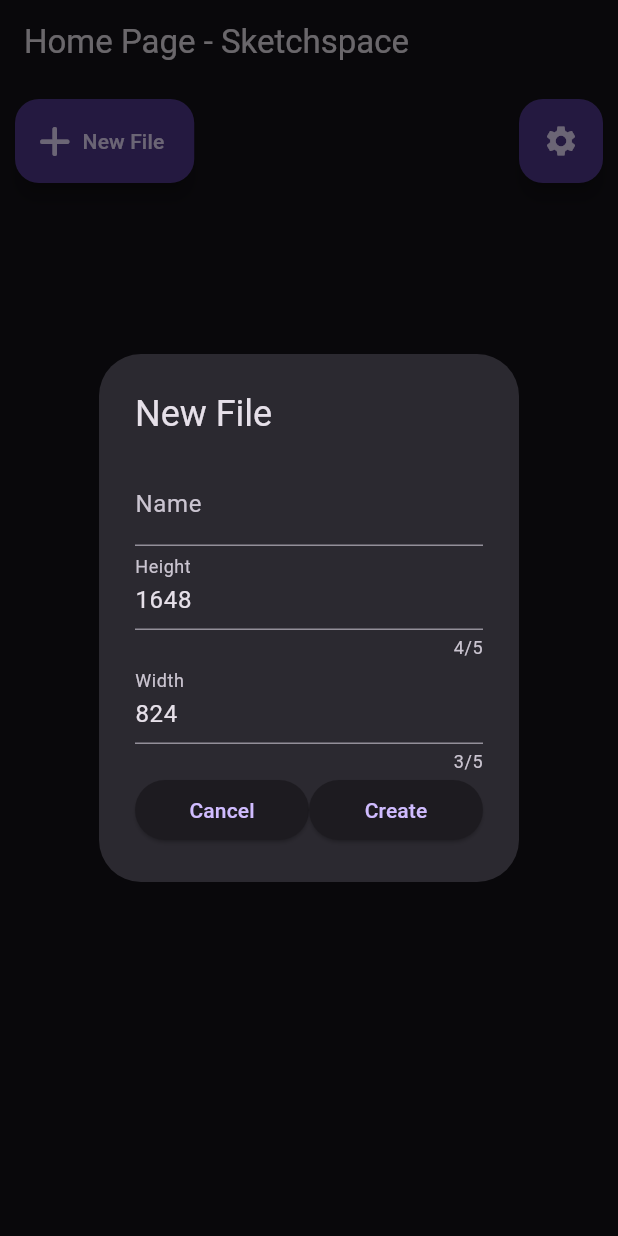
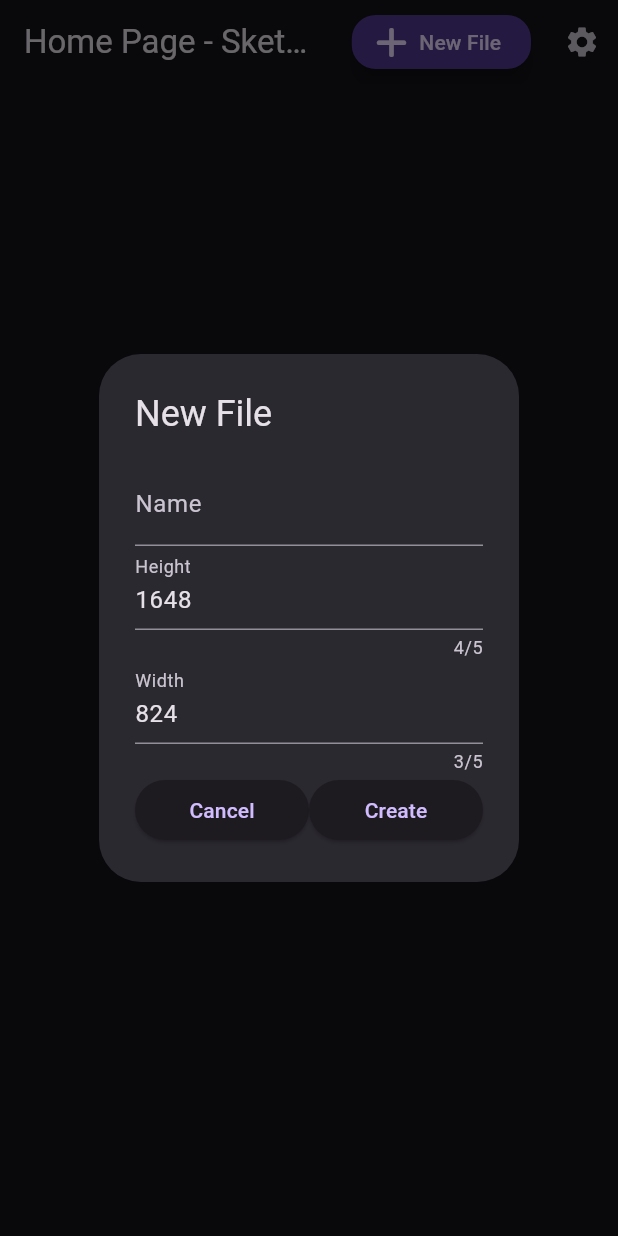
Before and after one commit to Demohstens/Sketchspace, a Flutter app: the screen it shows after launch, after a tap on an icon or button, on a phone screen of 412 x 824 dp. Run offline on Flutter 3.47's test engine with Material 3 defaults, Android fonts, the phone set to English and light mode, and no system bars; our stand-ins replace font_awesome_flutter, share_plus; missing offline and left inert: perfect_freehand.

Commit message:
refactor(homepage): move settings button and new file button to appBar

```diff
--- a/lib/pages/homepage.dart
+++ b/lib/pages/homepage.dart
@@ -20,11 +20,22 @@ class HomePage extends StatelessWidget {
     return Scaffold(
       appBar: AppBar(
         title: const Text('Home Page - Sketchspace'),
+        actions: [
+          SizedBox(
+        child: NewFileButton(),
+      ),
+          IconButton(
+            icon: const Icon(Icons.settings),
+            onPressed: () => Navigator.push(
+              context,
+              MaterialPageRoute(
+                  builder: (context) => SettingsPage()))
+          ),
+        ],
       ),
       body: Container(
         child: Column(
           children: [
-            TopBar(),
             FileGrid(),
           ],
         ),
@@ -66,34 +77,6 @@ class _FileGridState extends State<FileGrid> {
               ),
               children: files.map((e) => DrawFileButton(e, setFiles)).toList()));
     }
-  }
-}
-
-class TopBar extends StatelessWidget {
-  @override
-  Widget build(BuildContext context) {
-    return // Top row of buttons: New File, Refresh
-        Row(children: [
-      SizedBox(
-        child: NewFileButton(),
-      ),
-      Expanded(
-        child: SizedBox(
-          width: MediaQuery.of(context).size.width * 0.5,
-        ),
-      ),
-      SizedBox(
-          child: Container(
-              margin: EdgeInsets.all(10),
-              child: FloatingActionButton(
-                  heroTag: "settingscanvas",
-                  child: const Icon(Icons.settings),
-                  onPressed: () => Navigator.push(
-                      context,
-                      MaterialPageRoute(
-                          builder: (context) => SettingsPage()))))),
-    ]);
-
   }
 }
 
```
